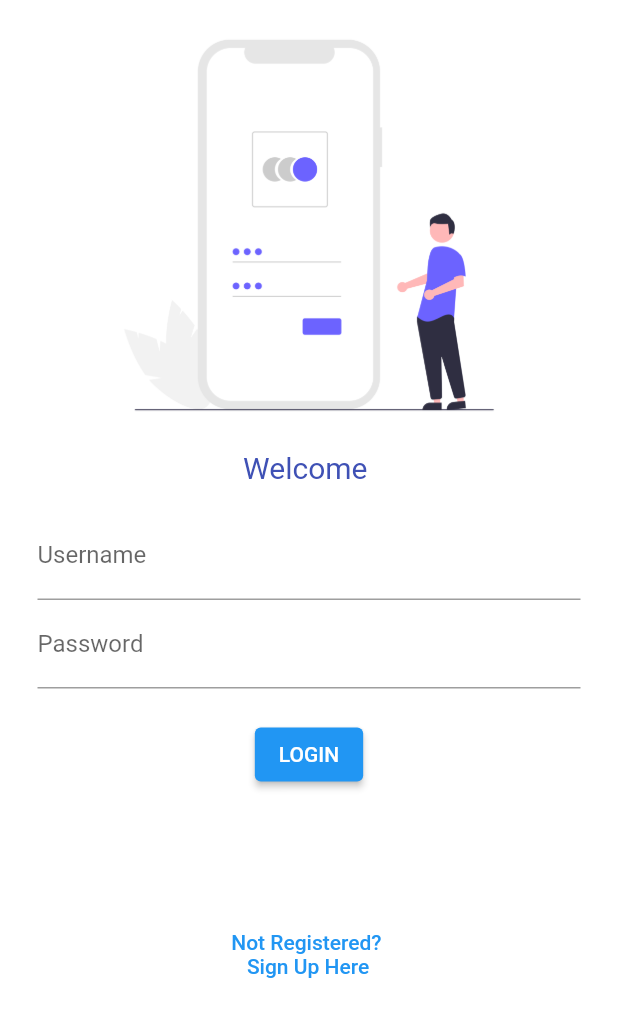
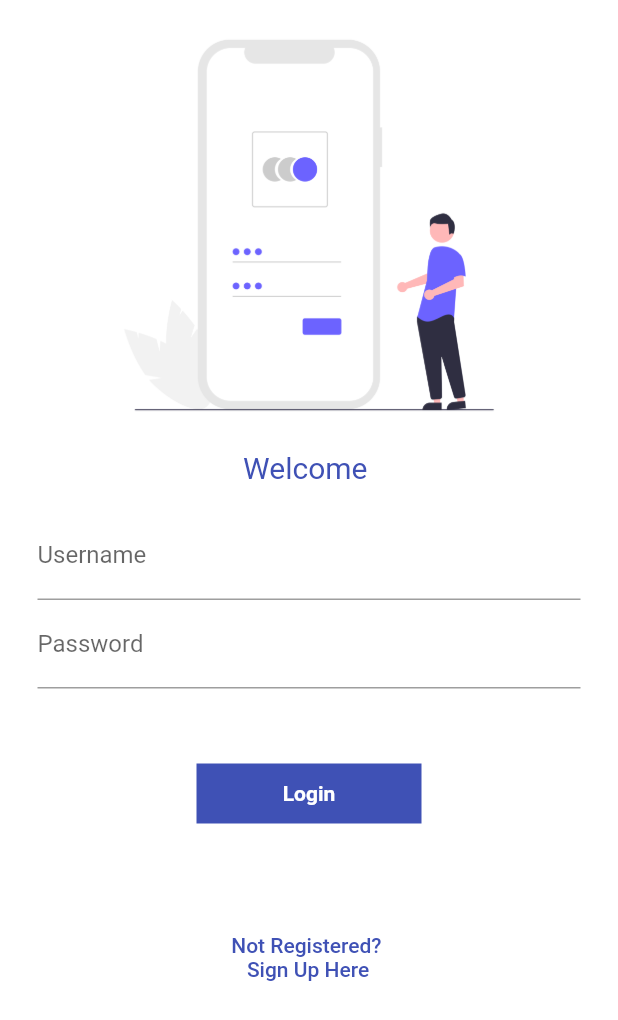
Before and after one commit to iamkrish001/todoapp-with-flutter, a Flutter app: the screen it shows after launch, on a phone screen of 412 x 824 dp. Shown: the top 1020 px of the screen. Run offline on Flutter 3.47's test engine with Material 2 defaults, Android fonts, the phone set to English and light mode, and no system bars.

Commit message:
login button changed

```diff
--- a/lib/loginpage.dart
+++ b/lib/loginpage.dart
@@ -13,6 +13,7 @@ class loginpage extends StatefulWidget {
 // ignore: camel_case_types
 class _loginpageState extends State<loginpage> {
   String name = "";
+  bool change = false;
   @override
   Widget build(BuildContext context) {
     return Material(
@@ -48,21 +49,37 @@ class _loginpageState extends State<loginpage> {
                   },
                 ),
                 TextFormField(
-                  obscureText: true,
+                  obscureText: true, // to hide the password
                   decoration: const InputDecoration(
                     labelText: "Password",
                     hintText: "Enter password",
                   ),
                 ),
-                Padding(
-                  padding: const EdgeInsets.symmetric(vertical: 20),
-                  child: ElevatedButton(
-                      onPressed: () {
-                        Navigator.pushNamed(context, '/1');
-                      },
-                      child: const Text(
-                        'LOGIN',
-                      )),
+                const SizedBox(height: 50),
+                InkWell(
+                  onTap: () {
+                    setState(() {
+                      change = true;
+                    });
+                  },
+                  child: AnimatedContainer(
+                    alignment: Alignment.center,
+                    width: change ? 50 : 150,
+                    height: change ? 50 : 40,
+                    duration: const Duration(seconds: 4),
+                    decoration: BoxDecoration(
+                      shape: change ? BoxShape.circle : BoxShape.rectangle,
+                      color: Colors.indigo,
+                    ),
+                    child: change
+                        ? const Icon(Icons.done, color: Colors.white)
+                        : const Text(
+                            'Login',
+                            style: TextStyle(
+                                color: Colors.white,
+                                fontWeight: FontWeight.bold),
+                          ),
+                  ),
                 ),
                 Padding(
                   padding: const EdgeInsets.symmetric(vertical: 65),
--- a/lib/main.dart
+++ b/lib/main.dart
@@ -15,6 +15,7 @@ class MyApp extends StatelessWidget {
 
     // ignore: prefer_const_constructors
     return MaterialApp(
+      theme: ThemeData(primarySwatch: Colors.indigo),
       initialRoute: '/',
       // ignore: prefer_const_literals_to_create_immutables
       routes: {
```
Also changed, not shown: lib/call.dart (+27 -14 lines).
